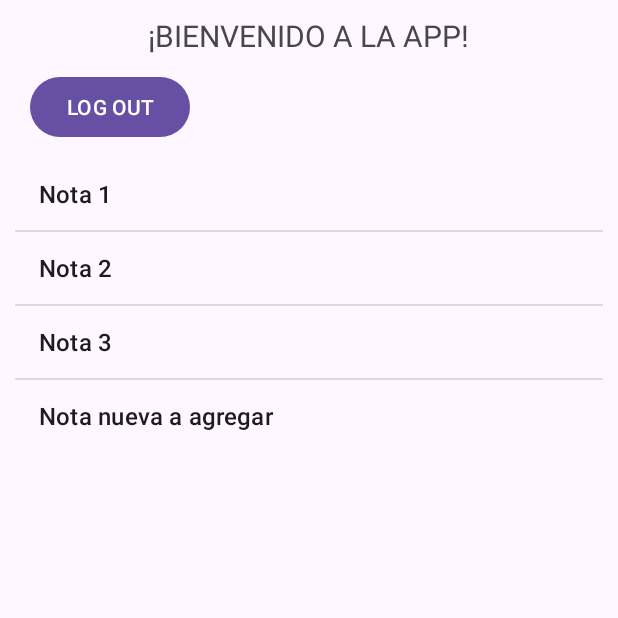
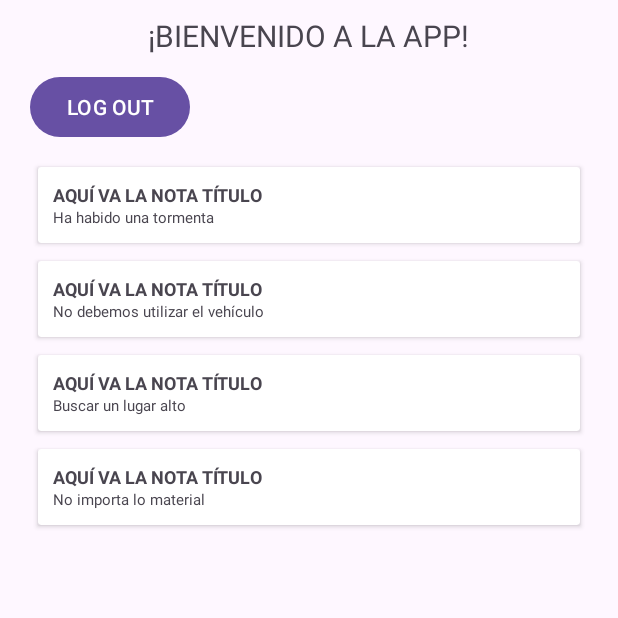
Before and after one commit to JulsSHOWTIME/Notas, an Android app: the NotesActivity screen opened directly, with no data from a screen before it, on a phone screen of 412 x 824 dp, the top half of it. Run offline under Robolectric (Android 15) with nearby library versions, the phone set to English and light mode, and no system bars; 2 statements that could not run were skipped.

```diff
--- a/app/src/main/AndroidManifest.xml
+++ b/app/src/main/AndroidManifest.xml
@@ -12,7 +12,7 @@
         android:supportsRtl="true"
         android:theme="@style/Theme.Notas"
         tools:targetApi="31">
-        <activity android:name=".NotesActivity" />
+        <activity android:name="notes.NotesActivity" />
 
         <activity android:name="com.example.notas.LoginActivity" />
 
--- a/app/src/main/java/com/example/notas/BaseActivity.java
+++ b/app/src/main/java/com/example/notas/BaseActivity.java
@@ -6,7 +6,7 @@ import androidx.annotation.Nullable;
 import androidx.appcompat.app.AppCompatActivity;
 
 public abstract class BaseActivity extends AppCompatActivity {
-    PreferencesManager prefs;
+    public PreferencesManager prefs;
 
     @Override
     protected void onCreate(@Nullable Bundle savedInstanceState) {
--- a/app/src/main/java/com/example/notas/Constants.java
+++ b/app/src/main/java/com/example/notas/Constants.java
@@ -3,6 +3,7 @@ package com.example.notas;
 public class Constants {
 
     public static final String PREFS_USER = "userLogged";
-    public static final String EXTRA_NOTE = "extra_note";
+    public static final String EXTRA_NOTE_TITLE = "extra_note_title";
+    public static final String EXTRA_NOTE_BODY = "extra_note_body";
 
 }
--- a/app/src/main/java/com/example/notas/LoginActivity.java
+++ b/app/src/main/java/com/example/notas/LoginActivity.java
@@ -1,7 +1,6 @@
 package com.example.notas;
 
 import android.content.Intent;
-import android.content.SharedPreferences;
 import android.os.Bundle;
 import android.view.View;
 import android.widget.Button;
@@ -9,7 +8,8 @@ import android.widget.EditText;
 import android.widget.Toast;
 
 import androidx.annotation.Nullable;
-import androidx.appcompat.app.AppCompatActivity;
+
+import notes.NotesActivity;
 
 public class LoginActivity extends BaseActivity {
     @Override
--- a/app/src/main/java/com/example/notas/SplashActivity.java
+++ b/app/src/main/java/com/example/notas/SplashActivity.java
@@ -1,14 +1,14 @@
 package com.example.notas;
 
 import android.content.Intent;
-import android.content.SharedPreferences;
 import android.os.Bundle;
 
 import androidx.annotation.Nullable;
-import androidx.appcompat.app.AppCompatActivity;
 
 import java.util.Timer;
 import java.util.TimerTask;
+
+import notes.NotesActivity;
 
 public class SplashActivity extends BaseActivity {
 
--- a/app/src/main/java/notes/NoteViewHolder.java
+++ b/app/src/main/java/notes/NoteViewHolder.java
@@ -13,13 +13,15 @@ public class NoteViewHolder extends RecyclerView.ViewHolder {
 
     LinearLayout llNoteContainer;
 
-    TextView tvNote;
+    TextView tvNoteTitle;
+    TextView tvNoteBody;
 
     public NoteViewHolder(@NonNull View v) {
         super(v);
 
         llNoteContainer = v.findViewById(R.id.llNoteContainer);
-        tvNote = v.findViewById(R.id.tvNote);
+        tvNoteTitle = v.findViewById(R.id.tvNote);
+        tvNoteBody = v.findViewById(R.id.tvNoteBody);
 
     }
 }
--- a/app/src/main/java/com/example/notas/NotesActivity.java
+++ b/app/src/main/java/notes/NotesActivity.java
@@ -1,22 +1,30 @@
-package com.example.notas;
+package notes;
 
 import android.content.Intent;
 import android.os.Bundle;
 import android.view.View;
-import android.widget.AdapterView;
-import android.widget.ArrayAdapter;
 import android.widget.Button;
-import android.widget.ListView;
 
 import androidx.activity.EdgeToEdge;
-import androidx.appcompat.app.AppCompatActivity;
 import androidx.core.graphics.Insets;
 import androidx.core.view.ViewCompat;
 import androidx.core.view.WindowInsetsCompat;
+import androidx.recyclerview.widget.LinearLayoutManager;
+import androidx.recyclerview.widget.RecyclerView;
+
+import com.example.notas.BaseActivity;
+import com.example.notas.Constants;
+import com.example.notas.LoginActivity;
+import com.example.notas.R;
+
+import java.util.ArrayList;
+
+import notes.models.Note;
 
 public class NotesActivity extends BaseActivity {
 
-    ListView lvNotes;
+    RecyclerView rvNotes;
+    ArrayList <Note> noteList;
 
     @Override
     protected void onCreate(Bundle savedInstanceState) {
@@ -29,34 +37,39 @@ public class NotesActivity extends BaseActivity {
             return insets;
         });
 
-        setListViewData();
+        setRecycleViewData();
 
         setLogoutEvent();
 
     }
 
-    private void setListViewData() {
+    private void populateNoteList(){
 
-        lvNotes = findViewById(R.id.lvNotes);
+        noteList = new ArrayList<>();
 
-        String[] notesList = new String[]{
-                "Nota 1", "Nota 2", "Nota 3", "Nota nueva a agregar"
-        };
 
-        ArrayAdapter<String> adapter = new ArrayAdapter<String>(NotesActivity.this, android.R.layout.simple_list_item_1, notesList);
+        noteList.add(new Note("Ha habido una tormenta", "deberíamos de tener cuidado con este temporal"));
+        noteList.add(new Note("No debemos utilizar el vehículo", "es una decisión peligrosa"));
+        noteList.add(new Note("Buscar un lugar alto", "esto podría evitar peligro con las crecidas del río"));
+        noteList.add(new Note("No importa lo material", "lo primero es ponerse a salvo"));
 
-        lvNotes.setAdapter(adapter);
+    }
 
-        lvNotes.setOnItemClickListener(new AdapterView.OnItemClickListener() {
-            @Override
-            public void onItemClick(AdapterView<?> parent, View view, int position, long id) {
-                Intent intent = new Intent(NotesActivity.this, DetailNoteActivity.class);
-                intent.putExtra(Constants.EXTRA_NOTE, notesList[position]);
-                startActivity(intent);
+    private void setRecycleViewData() {
 
-            }
-        });
+        rvNotes = findViewById(R.id.rvNotes);
 
+        populateNoteList();
+
+        NotesAdapter adapter = new NotesAdapter(noteList, NotesActivity.this);
+
+        rvNotes.setAdapter(adapter);
+
+        rvNotes.setHasFixedSize(true);
+
+        RecyclerView.LayoutManager manager = new LinearLayoutManager(NotesActivity.this);
+
+        rvNotes.setLayoutManager(manager);
 
     }
 
--- /dev/null
+++ b/app/src/main/java/notes/NotesAdapter.java
@@ -0,0 +1,63 @@
+package notes;
+
+import android.content.Context;
+import android.content.Intent;
+import android.view.LayoutInflater;
+import android.view.View;
+import android.view.ViewGroup;
+
+import androidx.annotation.NonNull;
+import androidx.recyclerview.widget.RecyclerView;
+
+import com.example.notas.Constants;
+import com.example.notas.R;
+
+import java.util.ArrayList;
+
+import notes.models.Note;
+
+public class NotesAdapter extends RecyclerView.Adapter<NoteViewHolder> {
+
+    ArrayList<Note> noteList;
+
+    Context ctx;
+
+    public NotesAdapter(ArrayList<Note> noteList, Context ctx) {
+        this.noteList = noteList;
+        this.ctx = ctx;
+    }
+
+    @NonNull
+    @Override
+    public NoteViewHolder onCreateViewHolder(@NonNull ViewGroup parent, int viewType) {
+        View v = LayoutInflater.from(parent.getContext())
+                .inflate(R.layout.item_note, parent, false);
+
+        return new NoteViewHolder(v);
+    }
+
+    @Override
+    public void onBindViewHolder(@NonNull NoteViewHolder holder, final int i) {
+
+        holder.tvNoteTitle.setText(noteList.get(i).getTitle());
+        holder.tvNoteBody.setText(noteList.get(i).getBody());
+
+        holder.llNoteContainer.setOnClickListener(new View.OnClickListener() {
+            @Override
+            public void onClick(View v) {
+
+                Intent intent = new Intent(ctx, DetailNoteActivity.class);
+                intent.putExtra(Constants.EXTRA_NOTE_TITLE, noteList.get(i).getTitle());
+                intent.putExtra(Constants.EXTRA_NOTE_BODY, noteList.get(i).getTitle());
+                ctx.startActivity(intent);
+
+            }
+        });
+
+    }
+
+    @Override
+    public int getItemCount() {
+        return noteList.size();
+    }
+}
--- /dev/null
+++ b/app/src/main/java/notes/models/Note.java
@@ -0,0 +1,20 @@
+package notes.models;
+
+public class Note {
+
+    private String title;
+    private String body;
+
+    public Note(String body, String title) {
+        this.body = body;
+        this.title = title;
+    }
+
+    public String getTitle() {
+        return title;
+    }
+
+    public String getBody() {
+        return body;
+    }
+}
--- a/app/src/main/res/layout/activity_notes.xml
+++ b/app/src/main/res/layout/activity_notes.xml
@@ -21,9 +21,9 @@
         android:layout_margin="10dp"
         android:text="LOG OUT" />
 
-    <ListView
-        android:id="@+id/lvNotes"
+    <androidx.recyclerview.widget.RecyclerView
+        android:id="@+id/rvNotes"
         android:layout_width="match_parent"
-        android:layout_height="wrap_content" />
+        android:layout_height="match_parent" />
 
 </LinearLayout>
--- a/app/src/main/res/layout/item_note.xml
+++ b/app/src/main/res/layout/item_note.xml
@@ -1,23 +1,38 @@
 <?xml version="1.0" encoding="utf-8"?>
 <androidx.cardview.widget.CardView xmlns:android="http://schemas.android.com/apk/res/android"
     android:layout_width="match_parent"
-    android:layout_height="match_parent">
+    android:layout_height="wrap_content"
+    android:layout_marginBottom="6dp"
+    android:layout_marginLeft="15dp"
+    android:layout_marginRight="15dp"
+    android:layout_marginTop="6dp">
+
+
 
     <LinearLayout
 
         android:id="@+id/llNoteContainer"
-        android:padding="10dp"
+        android:layout_width="match_parent"
+        android:layout_height="wrap_content"
         android:orientation="vertical"
-        android:layout_width="match_parent"
-        android:layout_height="wrap_content">
+        android:padding="10dp">
 
         <TextView
 
-            android:id="@+id/tvNote"
-            android:textSize="15sp"
-            android:text="AQUÍ VA LA NOTA"
+            android:id="@+id/tvNoteTitle"
             android:layout_width="wrap_content"
-            android:layout_height="wrap_content"/>
+            android:layout_height="wrap_content"
+            android:textStyle="bold"
+            android:text="AQUÍ VA LA NOTA TÍTULO"
+            android:textSize="12sp" />
+
+        <TextView
+
+            android:id="@+id/tvNoteBody"
+            android:layout_width="wrap_content"
+            android:layout_height="wrap_content"
+            android:text="AQUÍ VA LA NOTA DESC"
+            android:textSize="10sp" />
 
     </LinearLayout>
 
```
Also changed, not shown: app/src/main/java/com/example/notas/DetailNoteActivity.java (deleted, +0 -23 lines), app/src/main/java/notes/DetailNoteActivity.java (added, +30 -0 lines), app/src/main/res/layout/activity_note_detail.xml (+10 -1 lines).
